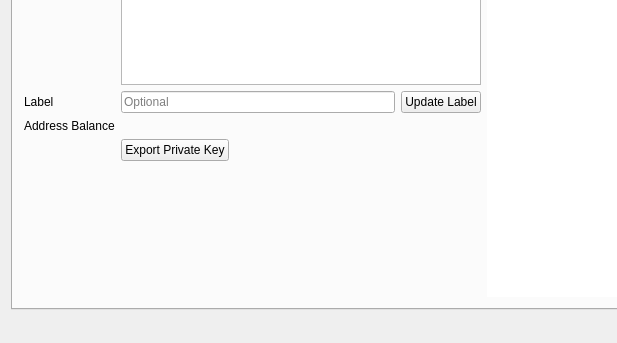
Old version of the form src/mainwindow.ui in the repository z-bitcoinz/BitcoinZ_Blue; both pictures show x 0 to 617 and y 273 to 616 of the 968 by 616 pixel window.
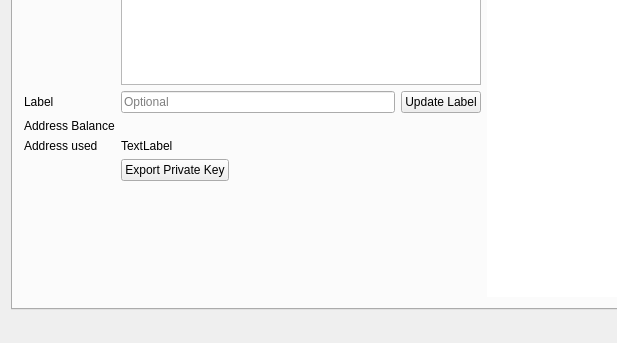
New version of the form. The open tabs and pages were chosen to show the change. Icons and pictures are not drawn. Custom widgets are drawn as their Qt base class.

Commit message: #75 Indicate if an address has been previously used

```diff
--- a/src/mainwindow.ui
+++ b/src/mainwindow.ui
@@ -749,7 +749,7 @@
                   </property>
                  </widget>
                 </item>
-                <item row="3" column="1" colspan="2">
+                <item row="4" column="1" colspan="2">
                  <layout class="QHBoxLayout" name="horizontalLayout_16">
                   <item>
                    <widget class="QPushButton" name="exportKey">
@@ -773,6 +773,20 @@
                   </item>
                  </layout>
                 </item>
+                <item row="3" column="0">
+                 <widget class="QLabel" name="label_15">
+                  <property name="text">
+                   <string>Address used</string>
+                  </property>
+                 </widget>
+                </item>
+                <item row="3" column="1" colspan="2">
+                 <widget class="QLabel" name="lblUsed">
+                  <property name="text">
+                   <string>TextLabel</string>
+                  </property>
+                 </widget>
+                </item>
                </layout>
               </item>
               <item>
```
Left out of the diff: 2 changed lines with no effect on the pictures. The commit also changes 4 other files.
